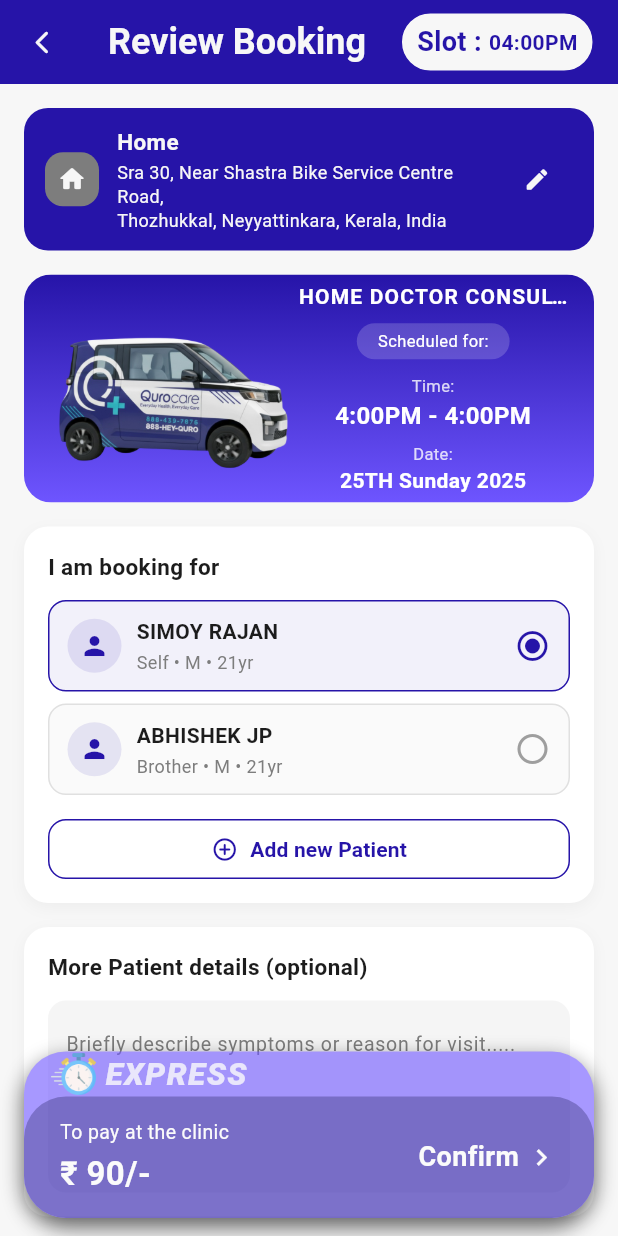
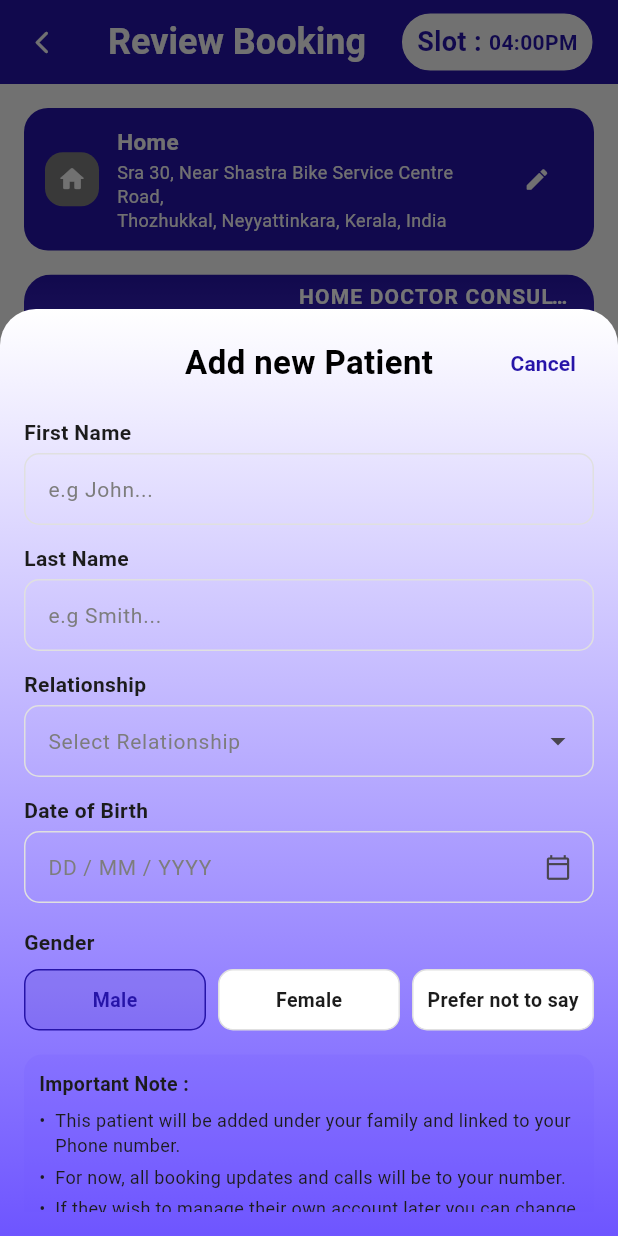
Before and after one commit to Zetrion/QuroCare_Pages, a Flutter app: the screen it shows after launch, after a tap on "Add new Patient", on a phone screen of 412 x 824 dp. Run offline on Flutter 3.47's test engine with Material 3 defaults, Android fonts, the phone set to English and light mode, and no system bars; Roboto replaces fonts that are missing (Poppins).

Commit message:
add patient sheet added and papge finalisd part 1

```diff
--- a/home_booking_pages/lib/home_booking_page/exports.dart
+++ b/home_booking_pages/lib/home_booking_page/exports.dart
@@ -6,3 +6,5 @@ export 'widgets/price_breakdown_widget.dart';
 export 'widgets/coupon_codes_widget.dart';
 export 'widgets/user_agreement_widget.dart';
 export 'widgets/bottom_confirm_bar.dart';
+export 'views/home_booking_page.dart';
+export 'views/add_patient_sheet.dart';
--- /dev/null
+++ b/home_booking_pages/lib/home_booking_page/views/add_patient_sheet.dart
@@ -0,0 +1,399 @@
+import 'package:flutter/material.dart';
+import '../../core/app_colors.dart';
+import '../../core/app_fonts.dart';
+import '../exports.dart';
+
+class AddPatientSheet extends StatefulWidget {
+  const AddPatientSheet({Key? key}) : super(key: key);
+
+  @override
+  State<AddPatientSheet> createState() => _AddPatientSheetState();
+}
+
+class _AddPatientSheetState extends State<AddPatientSheet> {
+  final _formKey = GlobalKey<FormState>();
+
+  final _firstNameCtrl = TextEditingController();
+  final _lastNameCtrl = TextEditingController();
+  final _relationshipCtrl = TextEditingController();
+  final _dobCtrl = TextEditingController();
+
+  int _selectedGenderIndex = 0; // 0=Male,1=Female,2=Prefer not to say
+
+  @override
+  void dispose() {
+    _firstNameCtrl.dispose();
+    _lastNameCtrl.dispose();
+    _relationshipCtrl.dispose();
+    _dobCtrl.dispose();
+    super.dispose();
+  }
+
+  @override
+  Widget build(BuildContext context) {
+    final media = MediaQuery.of(context);
+
+    return GestureDetector(
+      onTap: () => FocusScope.of(context).unfocus(),
+      child: DraggableScrollableSheet(
+        initialChildSize: 0.75, // open lower so it doesn't reach near the top
+        maxChildSize: 0.95,
+        minChildSize: 0.6,
+        builder: (context, scrollController) {
+          return Container(
+            decoration: BoxDecoration(
+              gradient: LinearGradient(
+                colors: [Colors.white, AppColor.secondary],
+                begin: Alignment.topCenter,
+                end: Alignment.bottomCenter,
+              ),
+              borderRadius: const BorderRadius.only(
+                topLeft: Radius.circular(24),
+                topRight: Radius.circular(24),
+              ),
+            ),
+            padding: EdgeInsets.only(
+              left: 16,
+              right: 16,
+              top: 12,
+              bottom: media.viewInsets.bottom + 16,
+            ),
+            child: SingleChildScrollView(
+              controller: scrollController,
+              child: Form(
+                key: _formKey,
+                child: Column(
+                  crossAxisAlignment: CrossAxisAlignment.start,
+                  children: [
+                    // title row — center text exactly, keep Cancel at right
+                    SizedBox(
+                      height: 48,
+                      child: Stack(
+                        alignment: Alignment.center,
+                        children: [
+                          Center(
+                            child: Text(
+                              'Add new Patient',
+                              style: AppFonts.bodyBold.copyWith(
+                                fontSize: 22,
+                                color: Colors.black,
+                              ),
+                            ),
+                          ),
+                          Positioned(
+                            right: 0,
+                            child: TextButton(
+                              onPressed: () => Navigator.pop(context),
+                              child: Text(
+                                'Cancel',
+                                style: AppFonts.bodyBold.copyWith(
+                                  fontSize: 14,
+                                  color: AppColor.primary,
+                                ),
+                              ),
+                            ),
+                          ),
+                        ],
+                      ),
+                    ),
+
+                    const SizedBox(height: 12),
+
+                    // First name
+                    _label('First Name'),
+                    const SizedBox(height: 4),
+                    _textField(controller: _firstNameCtrl, hint: 'e.g John...'),
+                    const SizedBox(height: 12),
+
+                    // Last name
+                    _label('Last Name'),
+                    const SizedBox(height: 4),
+                    _textField(controller: _lastNameCtrl, hint: 'e.g Smith...'),
+                    const SizedBox(height: 12),
+
+                    // Relationship
+                    _label('Relationship'),
+                    const SizedBox(height: 4),
+                    _relationshipDropdown(),
+                    const SizedBox(height: 12),
+
+                    // DOB
+                    _label('Date of Birth'),
+                    const SizedBox(height: 4),
+                    _dobField(context),
+                    const SizedBox(height: 16),
+
+                    // Gender
+                    _label('Gender'),
+                    const SizedBox(height: 8),
+                    _genderSelector(),
+                    const SizedBox(height: 16),
+
+                    // Important note box
+                    _importantNoteBox(),
+                    const SizedBox(height: 20),
+
+                    // Save button
+                    SizedBox(
+                      width: double.infinity,
+                      child: ElevatedButton(
+                        onPressed: _onSave,
+                        style: ElevatedButton.styleFrom(
+                          padding: const EdgeInsets.symmetric(vertical: 14),
+                          backgroundColor: AppColor.primary,
+                          shape: RoundedRectangleBorder(
+                            borderRadius: BorderRadius.circular(24),
+                          ),
+                        ),
+                        child: Text(
+                          'Save Patient',
+                          style: AppFonts.bodyBold.copyWith(
+                            fontSize: 16,
+                            color: Colors.white,
+                          ),
+                        ),
+                      ),
+                    ),
+                  ],
+                ),
+              ),
+            ),
+          );
+        },
+      ),
+    );
+  }
+
+  Widget _label(String text) {
+    return Text(
+      text,
+      style: AppFonts.bodyBold.copyWith(fontSize: 14, color: AppColor.textDark),
+    );
+  }
+
+  Widget _textField({
+    required TextEditingController controller,
+    required String hint,
+  }) {
+    return TextFormField(
+      controller: controller,
+      validator: (v) => (v == null || v.trim().isEmpty) ? 'Required' : null,
+      decoration: InputDecoration(
+        hintText: hint,
+        hintStyle: AppFonts.bodyRegular.copyWith(color: AppColor.textLight),
+        contentPadding: const EdgeInsets.symmetric(
+          horizontal: 12,
+          vertical: 12,
+        ),
+        border: OutlineInputBorder(borderRadius: BorderRadius.circular(10)),
+        enabledBorder: OutlineInputBorder(
+          borderRadius: BorderRadius.circular(10),
+          borderSide: BorderSide(color: Colors.grey.shade300),
+        ),
+      ),
+    );
+  }
+
+  Widget _relationshipDropdown() {
+    return TextFormField(
+      controller: _relationshipCtrl,
+      readOnly: true,
+      validator: (v) =>
+          (v == null || v.trim().isEmpty) ? 'Please select relationship' : null,
+      decoration: InputDecoration(
+        hintText: 'Select Relationship',
+        hintStyle: AppFonts.bodyRegular.copyWith(color: AppColor.textLight),
+        suffixIcon: const Icon(Icons.arrow_drop_down),
+        contentPadding: const EdgeInsets.symmetric(
+          horizontal: 12,
+          vertical: 12,
+        ),
+        border: OutlineInputBorder(borderRadius: BorderRadius.circular(10)),
+        enabledBorder: OutlineInputBorder(
+          borderRadius: BorderRadius.circular(10),
+          borderSide: BorderSide(color: Colors.grey.shade300),
+        ),
+      ),
+      onTap: () async {
+        final options = ['Self', 'Brother', 'Sister', 'Father', 'Mother'];
+        final result = await showModalBottomSheet<String>(
+          context: context,
+          builder: (ctx) {
+            return SafeArea(
+              child: ListView(
+                shrinkWrap: true,
+                children: [
+                  for (final o in options)
+                    ListTile(
+                      title: Text(o),
+                      onTap: () => Navigator.pop(ctx, o),
+                    ),
+                ],
+              ),
+            );
+          },
+        );
+        if (result != null) {
+          setState(() => _relationshipCtrl.text = result);
+        }
+      },
+    );
+  }
+
+  Widget _dobField(BuildContext context) {
+    return TextFormField(
+      controller: _dobCtrl,
+      readOnly: true,
+      validator: (v) =>
+          (v == null || v.trim().isEmpty) ? 'Select date of birth' : null,
+      decoration: InputDecoration(
+        hintText: 'DD / MM / YYYY',
+        hintStyle: AppFonts.bodyRegular.copyWith(color: AppColor.textLight),
+        suffixIcon: const Icon(Icons.calendar_today_outlined, size: 18),
+        contentPadding: const EdgeInsets.symmetric(
+          horizontal: 12,
+          vertical: 12,
+        ),
+        border: OutlineInputBorder(borderRadius: BorderRadius.circular(10)),
+        enabledBorder: OutlineInputBorder(
+          borderRadius: BorderRadius.circular(10),
+          borderSide: BorderSide(color: Colors.grey.shade300),
+        ),
+      ),
+      onTap: () async {
+        final now = DateTime.now();
+        final picked = await showDatePicker(
+          context: context,
+          initialDate: DateTime(now.year - 20),
+          firstDate: DateTime(1900),
+          lastDate: now,
+        );
+        if (picked != null) {
+          setState(() {
+            _dobCtrl.text =
+                '${picked.day.toString().padLeft(2, '0')} / ${picked.month.toString().padLeft(2, '0')} / ${picked.year}';
+          });
+        }
+      },
+    );
+  }
+
+  Widget _genderSelector() {
+    final labels = ['Male', 'Female', 'Prefer not to say'];
+
+    return Row(
+      children: [
+        for (int i = 0; i < labels.length; i++) ...[
+          Expanded(
+            child: GestureDetector(
+              onTap: () => setState(() => _selectedGenderIndex = i),
+              child: Container(
+                padding: const EdgeInsets.symmetric(
+                  vertical: 10,
+                  horizontal: 6,
+                ),
+                decoration: BoxDecoration(
+                  borderRadius: BorderRadius.circular(10),
+                  color: _selectedGenderIndex == i
+                      ? AppColor.primary.withOpacity(0.12)
+                      : Colors.white,
+                  border: Border.all(
+                    color: _selectedGenderIndex == i
+                        ? AppColor.primary
+                        : Colors.grey.shade300,
+                  ),
+                ),
+                alignment: Alignment.center,
+                child: Text(
+                  labels[i],
+                  style: AppFonts.bodyBold.copyWith(
+                    fontSize: 13,
+                    color: _selectedGenderIndex == i
+                        ? AppColor.primary
+                        : AppColor.textDark,
+                  ),
+                ),
+              ),
+            ),
+          ),
+          if (i != labels.length - 1) const SizedBox(width: 8),
+        ],
+      ],
+    );
+  }
+
+  Widget _importantNoteBox() {
+    return Container(
+      width: double.infinity,
+      padding: const EdgeInsets.all(10),
+      decoration: BoxDecoration(
+        color: AppColor.secondary.withOpacity(0.15),
+        borderRadius: BorderRadius.circular(12),
+      ),
+      child: Column(
+        crossAxisAlignment: CrossAxisAlignment.start,
+        children: [
+          Text(
+            'Important Note :',
+            style: AppFonts.bodyBold.copyWith(
+              fontSize: 13,
+              color: AppColor.textDark,
+            ),
+          ),
+          const SizedBox(height: 6),
+          _bullet(
+            'This patient will be added under your family and linked to your Phone number.',
+          ),
+          _bullet(
+            'For now, all booking updates and calls will be to your number.',
+          ),
+          _bullet(
+            'If they wish to manage their own account later you can change their phone later from your Account settings.',
+          ),
+        ],
+      ),
+    );
+  }
+
+  Widget _bullet(String text) {
+    return Padding(
+      padding: const EdgeInsets.only(bottom: 4),
+      child: Row(
+        crossAxisAlignment: CrossAxisAlignment.start,
+        children: [
+          const Text('•  ', style: TextStyle(fontSize: 12)),
+          Expanded(
+            child: Text(
+              text,
+              style: AppFonts.bodyRegular.copyWith(
+                fontSize: 12,
+                color: AppColor.textDark,
+              ),
+            ),
+          ),
+        ],
+      ),
+    );
+  }
+
+  void _onSave() {
+    if (!_formKey.currentState!.validate()) return;
+
+    final first = _firstNameCtrl.text.trim();
+    final last = _lastNameCtrl.text.trim();
+    final fullName = '$first $last'.trim();
+
+    final genderLabel = ['M', 'F', '–'][_selectedGenderIndex];
+
+    final patient = PatientData(
+      name: fullName.isEmpty ? 'New Patient' : fullName,
+      relation: _relationshipCtrl.text.trim().isEmpty
+          ? 'Other'
+          : _relationshipCtrl.text.trim(),
+      // you can calculate age from DOB later if you want
+      genderAge: '$genderLabel • --yr',
+    );
+
+    Navigator.pop(context, patient);
+  }
+}
--- a/home_booking_pages/lib/home_booking_page/widgets/booking_for_widget.dart
+++ b/home_booking_pages/lib/home_booking_page/widgets/booking_for_widget.dart
@@ -1,9 +1,30 @@
 import 'package:flutter/material.dart';
 import '../../core/app_colors.dart';
 import '../../core/app_fonts.dart';
+import 'package:home_booking_pages/home_booking_page/exports.dart';
 
-class BookingForWidget extends StatelessWidget {
+class BookingForWidget extends StatefulWidget {
   const BookingForWidget({Key? key}) : super(key: key);
+
+  @override
+  State<BookingForWidget> createState() => _BookingForWidgetState();
+}
+
+class _BookingForWidgetState extends State<BookingForWidget> {
+  int selectedIndex = 0;
+
+  final List<PatientData> patients = [
+    const PatientData(
+      name: 'SIMOY RAJAN',
+      relation: 'Self',
+      genderAge: 'M • 21yr',
+    ),
+    const PatientData(
+      name: 'ABHISHEK JP',
+      relation: 'Brother',
+      genderAge: 'M • 21yr',
+    ),
+  ];
 
   @override
   Widget build(BuildContext context) {
@@ -22,27 +43,42 @@ class BookingForWidget extends StatelessWidget {
           ),
           const SizedBox(height: 12),
           Column(
-            children: const [
+            children: [
+              for (int i = 0; i < patients.length; i++) ...[
                 PatientTile(
-                name: 'SIMOY RAJAN',
-                relation: 'Self',
-                genderAge: 'M • 21yr',
-                isSelected: true,
+                  name: patients[i].name,
+                  relation: patients[i].relation,
+                  genderAge: patients[i].genderAge,
+                  isSelected: selectedIndex == i,
+                  onTap: () {
+                    setState(() => selectedIndex = i);
+                  },
                 ),
-              SizedBox(height: 8),
-              PatientTile(
-                name: 'ABHISHEK JP',
-                relation: 'Brother',
-                genderAge: 'M • 21yr',
-                isSelected: false,
-              ),
+                if (i != patients.length - 1) const SizedBox(height: 8),
+              ],
             ],
           ),
           const SizedBox(height: 12),
           SizedBox(
             width: double.infinity,
             child: OutlinedButton.icon(
-              onPressed: () {},
+              onPressed: () async {
+                final newPatient = await showModalBottomSheet<PatientData>(
+                  context: context,
+                  isScrollControlled: true,
+                  backgroundColor: Colors.transparent,
+                  // optional: adjust barrier color if you want a different overlay
+                  // barrierColor: Colors.black54,
+                  builder: (ctx) => const AddPatientSheet(),
+                );
+
+                if (newPatient != null) {
+                  setState(() {
+                    patients.add(newPatient);
+                    selectedIndex = patients.length - 1;
+                  });
+                }
+              },
               style: OutlinedButton.styleFrom(
                 side: BorderSide(color: AppColor.primary),
                 shape: RoundedRectangleBorder(
@@ -77,6 +113,7 @@ class PatientTile extends StatelessWidget {
   final String relation;
   final String genderAge;
   final bool isSelected;
+  final VoidCallback onTap;
 
   const PatientTile({
     Key? key,
@@ -84,11 +121,15 @@ class PatientTile extends StatelessWidget {
     required this.relation,
     required this.genderAge,
     required this.isSelected,
+    required this.onTap,
   }) : super(key: key);
 
   @override
   Widget build(BuildContext context) {
-    return Container(
+    return InkWell(
+      borderRadius: BorderRadius.circular(12),
+      onTap: onTap,
+      child: Container(
         decoration: BoxDecoration(
           color: isSelected
               ? AppColor.primary.withOpacity(0.06)
@@ -138,6 +179,7 @@ class PatientTile extends StatelessWidget {
             ),
           ],
         ),
+      ),
     );
   }
 }
@@ -153,3 +195,14 @@ final BoxDecoration _cardDecoration = BoxDecoration(
     ),
   ],
 );
+
+class PatientData {
+  final String name;
+  final String relation;
+  final String genderAge;
+  const PatientData({
+    required this.name,
+    required this.relation,
+    required this.genderAge,
+  });
+}
```
Lines whose indentation alone changed are shown as unchanged.
